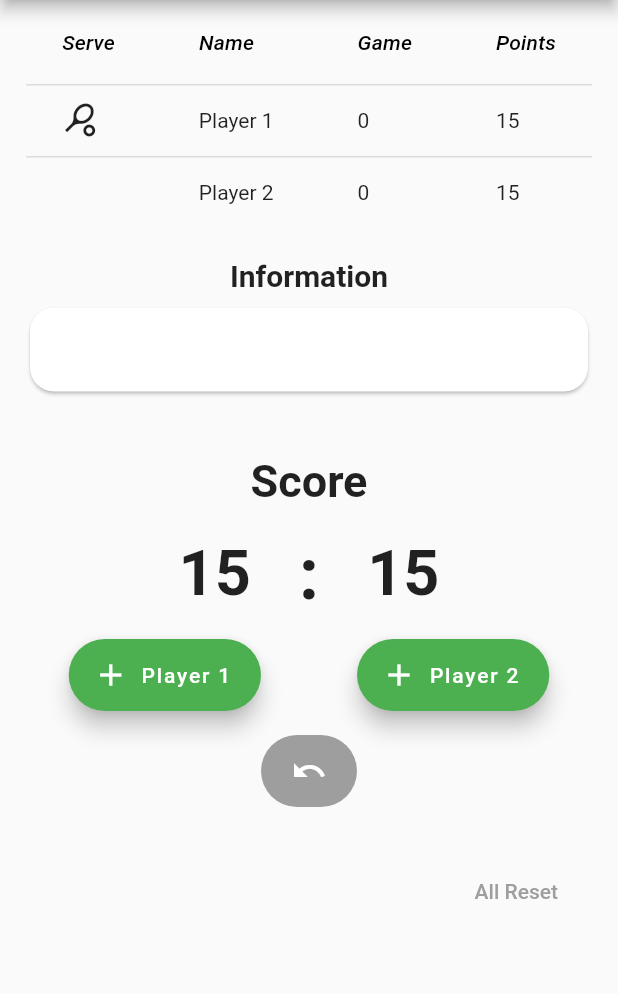
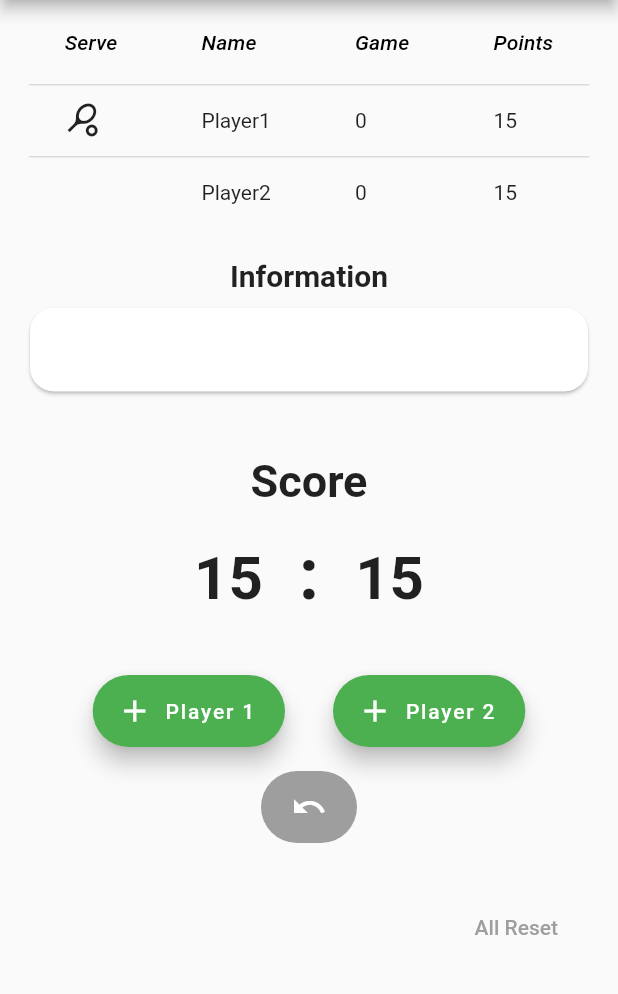
Before and after one commit to mosiccan/tennis_score_app, a Flutter app: the screen it shows after launch, after a tap on "Player 1", after a tap on "Player 2", on a phone screen of 412 x 824 dp, the part 84-1078 px from its top. Run offline on Flutter 3.47's test engine with Material 2 defaults, Android fonts, the phone set to English and light mode, and no system bars.

Commit message:
feat : 타이브레이크 구현, button design 수정
getScore() 함수를 _MyHomePageState class 안에 넣음,
int totalGameScore 변수 생성
isTiebreak() 함수 생성
addTotalGameScore() 함수 생성

```diff
--- a/lib/main.dart
+++ b/lib/main.dart
@@ -17,11 +17,6 @@ class MyApp extends StatelessWidget {
   }
 }
 
-getScore(int counter) {
-  List<String> score_list = ["0", "15", "30", "40", "0", "No-Ad", "0"];
-  return score_list[counter];
-}
-
 List<int> playedPoint_list = [];
 Queue<int> playedPoint_Queue = new Queue<int>.from(playedPoint_list);
 
@@ -37,7 +32,7 @@ removeLastLog() {
   playedPoint_Queue.removeLast();
 }
 
-resetPointLog(){
+resetPointLog() {
   playedPoint_Queue.clear();
 }
 
@@ -60,35 +55,76 @@ class _MyHomePageState extends State<MyHomePage> {
   int gameCounter_p1 = 0;
   int gameCounter_p2 = 0;
 
-  void savePreviousPoint(){
+  int totalGameScore = 0;
+
+  bool isTieBreak() {
+    addTotalGameScore();
+    if (gameCounter_p1 == gameCounter_p2 && totalGameScore == 10) {
+      return true;
+    } else
+      return false;
+    // else if(gameCounter_p1 == 5 && gameCounter_p2 < 5 && (counter_p1 == 3 || counter_p1 == 5)){
+    //
+    // }
+  }
+
+  // bool isMatchPoint() {
+  //   // 우선 타이브레이크 안갔을 때
+  // }
+  // int displaySocre(int counter){
+  //   return counter;
+  // }
+
+  void addTotalGameScore() {
+    totalGameScore = gameCounter_p1 + gameCounter_p2;
+  }
+
+  void savePreviousPoint() {
     previousPointCounter_p1 = counter_p1;
     previousPointCounter_p2 = counter_p2;
+  }
+
+  getScore(int counter) {
+    List<String> score_list = ["0", "15", "30", "40", "0", "No-Ad", "0"];
+
+    if (isTieBreak() == false) {
+      return score_list[counter];
+    } else {
+      return counter.toString();
+    }
   }
 
   void _incrementCounter_p1() {
     setState(() {
       addPointLog(1);
       savePreviousPoint();
+      if (isTieBreak() == false) {
         counter_p1++;
-      if(counter_p1 == counter_p2 && counter_p1 == 3){  // 40:40 일 때 No-Ad로 표기
+        if (counter_p1 == counter_p2 && counter_p1 == 3) {
+          // 40:40 일 때 No-Ad로 표기
           savePreviousPoint();
           counter_p1 += 2;
           getScore(counter_p2 += 2);
-      }
-      else if(counter_p1 == 6){                         // No-Ad 상황에서 득점
+        } else if (counter_p1 == 6) {
+          // No-Ad 상황에서 득점
           savePreviousPoint();
           counter_p1 -= 2;
           getScore(counter_p2++);
           gameCounter_p1++;
           counter_p1 = 0;
           counter_p2 = 0;
-      }
-      else if(counter_p1 == 4 && counter_p2 < 4){       // 상대가 40까지 못 갔을때 득점
+        } else if (counter_p1 == 4 && counter_p2 < 4) {
+          // 상대가 40까지 못 갔을때 득점
           savePreviousPoint();
           getScore(counter_p2 = 6);
           gameCounter_p1++;
           counter_p1 = 0;
           counter_p2 = 0;
+        }
+      } else {
+        // Tie Break 돌입
+        counter_p1++;
+        // 타이브레이크 듀스, 승리 조건 등 if문으로 만들기
       }
     });
   }
@@ -97,40 +133,47 @@ class _MyHomePageState extends State<MyHomePage> {
     setState(() {
       addPointLog(2);
       savePreviousPoint();
+      if (isTieBreak() == false) {
         counter_p2++;
-      if(counter_p2 == counter_p1 && counter_p2 == 3){// 40:40 일 때 No-Ad로 표기
+        if (counter_p2 == counter_p1 && counter_p2 == 3) {
+          // 40:40 일 때 No-Ad로 표기
           savePreviousPoint();
           counter_p2 += 2;
           getScore(counter_p1 += 2);
-      }
-      else if(counter_p2 == 6){                        // No-Ad 상황에서 득점
+        } else if (counter_p2 == 6) {
+          // No-Ad 상황에서 득점
           savePreviousPoint();
           counter_p2 -= 2;
           getScore(counter_p1++);
           gameCounter_p2++;
           counter_p1 = 0;
           counter_p2 = 0;
-      }
-      else if(counter_p2 == 4 && counter_p1 < 4){      // 상대가 40까지 못 갔을때 득점
+        } else if (counter_p2 == 4 && counter_p1 < 4) {
+          // 상대가 40까지 못 갔을때 득점
           savePreviousPoint();
           getScore(counter_p1 = 6);
           gameCounter_p2++;
           counter_p1 = 0;
           counter_p2 = 0;
         }
+      } else {
+        // Tie Break 돌입
+        counter_p2++;
+        //displaySocre(counter_p2);
+      }
     });
   }
 
-  void undoPoint(){
+  void undoPoint() {
     setState(() {
-      if(checkLastPoint() == 1){
-        if(counter_p2 == counter_p1 && counter_p2 == 5){ // No-Ad 일 때 undo
+      if (checkLastPoint() == 1) {
+        if (counter_p2 == counter_p1 && counter_p2 == 5) {
+          // No-Ad 일 때 undo
           getScore(counter_p1 -= 3);
           getScore(counter_p2 -= 2);
           removeLastLog();
           return;
-        }
-        else if(gameCounter_p1 > 0 && counter_p1 == 0 && counter_p2 ==0){
+        } else if (gameCounter_p1 > 0 && counter_p1 == 0 && counter_p2 == 0) {
           gameCounter_p1--;
           counter_p1 = previousPointCounter_p1;
           counter_p2 = previousPointCounter_p2;
@@ -140,15 +183,14 @@ class _MyHomePageState extends State<MyHomePage> {
         }
         counter_p1--;
         removeLastLog();
-      }
-      else{
-        if(counter_p2 == counter_p1 && counter_p2 == 5){  // No-Ad 일 때 undo
+      } else {
+        if (counter_p2 == counter_p1 && counter_p2 == 5) {
+          // No-Ad 일 때 undo
           getScore(counter_p2 -= 3);
           getScore(counter_p1 -= 2);
           removeLastLog();
           return;
-        }
-        else if(gameCounter_p2 > 0 && counter_p1 == 0 && counter_p2 ==0){
+        } else if (gameCounter_p2 > 0 && counter_p1 == 0 && counter_p2 == 0) {
           gameCounter_p2--;
           counter_p1 = previousPointCounter_p1;
           counter_p2 = previousPointCounter_p2;
@@ -162,7 +204,7 @@ class _MyHomePageState extends State<MyHomePage> {
     });
   }
 
-  void resetPoint(){
+  void resetPoint() {
     setState(() {
       getScore(counter_p1 = 0);
       getScore(counter_p2 = 0);
@@ -196,7 +238,7 @@ class _MyHomePageState extends State<MyHomePage> {
               crossAxisAlignment: CrossAxisAlignment.start,
               children: <Widget>[
                 Text(
-                  "text",
+                  "By clicking yes, the match will reset to 0-0",
                 ),
               ],
             ),
@@ -206,7 +248,7 @@ class _MyHomePageState extends State<MyHomePage> {
                   primary: Colors.black,
                 ),
                 child: Text('No'),
-                onPressed: (){
+                onPressed: () {
                   Navigator.pop(context);
                 },
               ),
@@ -221,7 +263,6 @@ class _MyHomePageState extends State<MyHomePage> {
           );
         });
   }
-
 
   @override
   Widget build(BuildContext context) {
@@ -253,6 +294,7 @@ class _MyHomePageState extends State<MyHomePage> {
                     'Game',
                     style: TextStyle(fontStyle: FontStyle.italic),
                   ),
+                  numeric: false,
                 ),
                 DataColumn(
                   label: Text(
@@ -265,24 +307,22 @@ class _MyHomePageState extends State<MyHomePage> {
                 DataRow(
                   cells: <DataCell>[
                     DataCell(Icon(Icons.sports_tennis)),
-                      DataCell(Text('Player 1')),
-                      DataCell(
-                          Text("$gameCounter_p1")
-                      ),
+                    DataCell(Text("Player1")),
+                    DataCell(Text("$gameCounter_p1")),
                     DataCell(Text(getScore(counter_p1))),
                   ],
                 ),
                 DataRow(
                   cells: <DataCell>[
-                      DataCell(Text(' ')),
-                      DataCell(Text('Player 2')),
+                    DataCell(Text('')),
+                    DataCell(Text("Player2")),
                     DataCell(Text("$gameCounter_p2")),
                     DataCell(Text(getScore(counter_p2))),
                   ],
                 ),
               ],
             ),
-            Container(
+            Container(    // Information 탭
               margin: EdgeInsets.fromLTRB(0.0, 20, 0.0, 0.0),
               child: Text(
                 'Information',
@@ -299,12 +339,9 @@ class _MyHomePageState extends State<MyHomePage> {
                     shape: RoundedRectangleBorder(
                       borderRadius: BorderRadius.circular(16),
                     ),
-                child: ListTile(
-
-                )
-              )
-            ),
+                    child: ListTile())),
             Container(
+              // Score
               margin: EdgeInsets.all(16),
               child: const Text(
                 'Score',
@@ -315,6 +352,7 @@ class _MyHomePageState extends State<MyHomePage> {
               ),
             ),
             Container(
+              // Score 표시되는 부분
               child:
                   Row(mainAxisAlignment: MainAxisAlignment.center, children: [
                 Flexible(
@@ -325,14 +363,14 @@ class _MyHomePageState extends State<MyHomePage> {
                         getScore(counter_p1),
                         style: TextStyle(
                           fontWeight: FontWeight.bold,
-                          fontSize: 42,
+                          fontSize: 40,
                         ),
                       ),
                     )),
                 Flexible(
-                    fit: FlexFit.loose,
+                    //fit: FlexFit.loose,
                     child: Container(
-                      margin: EdgeInsets.fromLTRB(32, 0.0, 32, 0.0),
+                      margin: EdgeInsets.fromLTRB(24, 0.0, 24, 8),
                       child: Text(
                         ':',
                         style: TextStyle(
@@ -349,7 +387,7 @@ class _MyHomePageState extends State<MyHomePage> {
                         getScore(counter_p2),
                         style: TextStyle(
                           fontWeight: FontWeight.bold,
-                          fontSize: 42,
+                          fontSize: 40,
                         ),
                       ),
                     )),
@@ -359,7 +397,7 @@ class _MyHomePageState extends State<MyHomePage> {
               mainAxisAlignment: MainAxisAlignment.center,
               children: [
                 Container(
-                  margin: EdgeInsets.fromLTRB(32, 16, 32, 0.0),
+                  margin: EdgeInsets.fromLTRB(0.0, 32, 16, 0.0),
                   child: FloatingActionButton.extended(
                       onPressed: _incrementCounter_p1,
                       tooltip: 'Player 1 gets point',
@@ -367,7 +405,7 @@ class _MyHomePageState extends State<MyHomePage> {
                       label: Text("Player 1")),
                 ),
                 Container(
-                  margin: EdgeInsets.fromLTRB(32, 16, 32, 0.0),
+                  margin: EdgeInsets.fromLTRB(16, 32, 0.0, 0.0),
                   child: FloatingActionButton.extended(
                     onPressed: _increaseCounter_p2,
                     tooltip: 'Player 2 gets point',
@@ -384,8 +422,7 @@ class _MyHomePageState extends State<MyHomePage> {
                   elevation: 0.0,
                   backgroundColor: Colors.grey,
                   label: Icon(Icons.undo),
-                )
-            ),
+                )),
             Container(
               alignment: Alignment.bottomRight,
               margin: EdgeInsets.fromLTRB(32, 16, 32, 0.0),
@@ -393,7 +430,9 @@ class _MyHomePageState extends State<MyHomePage> {
                 style: TextButton.styleFrom(
                   primary: Colors.grey,
                 ),
-                child: Text('All Reset',),
+                child: Text(
+                  'All Reset',
+                ),
                 onPressed: resetDialog,
               ),
             ),
```
Lines whose indentation alone changed are shown as unchanged.
